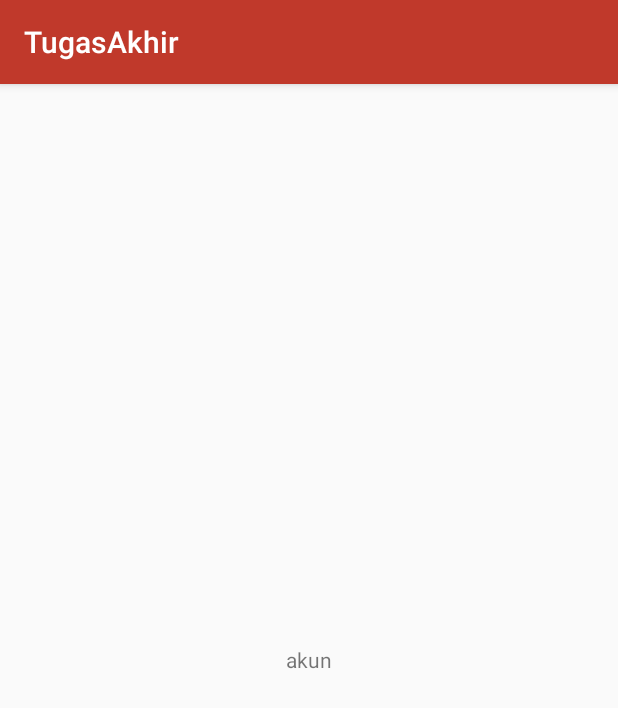
After one commit to alpine12/Tugas-Akhir, an Android app: the fragment AkunFragment shown on its own in the app's theme, on a phone screen of 412 x 824 dp. The commit adds this screen. Shown: the top 708 px of the screen. Run offline under Robolectric (Android 15) with nearby library versions, the phone set to English and light mode, and no system bars.

```diff
--- a/app/build.gradle
+++ b/app/build.gradle
@@ -30,6 +30,7 @@ dependencies {
     implementation 'androidx.constraintlayout:constraintlayout:1.1.3'
     implementation 'com.google.firebase:firebase-messaging:17.3.4'
     implementation 'com.google.firebase:firebase-core:16.0.8'
+    implementation 'androidx.legacy:legacy-support-v4:1.0.0'
     testImplementation 'junit:junit:4.12'
     androidTestImplementation 'androidx.test:runner:1.2.0'
     androidTestImplementation 'androidx.test.espresso:espresso-core:3.2.0'
@@ -53,7 +54,6 @@ dependencies {
     implementation 'q.rorbin:badgeview:1.1.3'
 
 
-
 }
 
 apply plugin: 'com.google.gms.google-services'  // Google Play services Gradle plugin
--- /dev/null
+++ b/app/src/main/java/id/BentengBuahNaga/App/activity/fragment/AkunFragment.java
@@ -0,0 +1,31 @@
+package id.BentengBuahNaga.App.activity.fragment;
+
+
+import android.os.Bundle;
+import android.view.LayoutInflater;
+import android.view.View;
+import android.view.ViewGroup;
+
+import androidx.fragment.app.Fragment;
+
+import id.BentengBuahNaga.App.R;
+
+/**
+ * A simple {@link Fragment} subclass.
+ */
+public class AkunFragment extends Fragment {
+
+
+    public AkunFragment() {
+        // Required empty public constructor
+    }
+
+
+    @Override
+    public View onCreateView(LayoutInflater inflater, ViewGroup container, Bundle savedInstanceState) {
+        // Inflate the layout for this fragment
+        View view = inflater.inflate(R.layout.fragment_akun, container, false);
+        return view;
+    }
+
+}
--- /dev/null
+++ b/app/src/main/java/id/BentengBuahNaga/App/activity/model/BerandaModel.java
@@ -0,0 +1,6 @@
+package id.BentengBuahNaga.App.activity.model;
+
+import id.BentengBuahNaga.App.activity.contract.BerandaContract;
+
+public class BerandaModel implements BerandaContract.Model {
+}
--- /dev/null
+++ b/app/src/main/res/drawable/custom_color.xml
@@ -0,0 +1,5 @@
+<?xml version="1.0" encoding="utf-8"?>
+<selector xmlns:android="http://schemas.android.com/apk/res/android">
+    <item android:color="@color/black" android:state_checked="true" />
+    <item android:color="@color/white" android:state_checked="false"/>
+</selector>
--- /dev/null
+++ b/app/src/main/res/layout/fragment_akun.xml
@@ -0,0 +1,22 @@
+<?xml version="1.0" encoding="utf-8"?>
+<FrameLayout xmlns:android="http://schemas.android.com/apk/res/android"
+    xmlns:tools="http://schemas.android.com/tools"
+    android:layout_width="match_parent"
+    android:layout_height="match_parent"
+    tools:context=".activity.fragment.AkunFragment">
+
+    <!-- TODO: Update blank fragment layout -->
+    <LinearLayout
+        android:layout_width="match_parent"
+        android:layout_height="match_parent">
+
+        <TextView
+            android:textAlignment="center"
+            android:gravity="center_vertical"
+            android:layout_width="match_parent"
+            android:layout_height="match_parent"
+            android:text="akun" />
+
+    </LinearLayout>
+
+</FrameLayout>
--- a/app/src/main/res/menu/bottomnavex.xml
+++ b/app/src/main/res/menu/bottomnavex.xml
@@ -4,7 +4,8 @@
     <item
         android:id="@+id/beranda"
         android:title="Beranda"
-        android:icon="@drawable/ic_beranda"/>
+        android:icon="@drawable/ic_beranda"
+        android:iconTint="@color/black"/>
 
     <item
         android:id="@+id/menu"
--- a/app/src/main/res/values/colors.xml
+++ b/app/src/main/res/values/colors.xml
@@ -7,6 +7,8 @@
     <color name="black">#000000</color>
     <color name="white">#ffffff</color>
     <color name="pomegranate">#c0392b</color>
+    <color name="alizarin">#e74c3c</color>
+    <color name="customcolor">@drawable/custom_color</color>
 
 
 
--- a/app/src/main/res/values/strings.xml
+++ b/app/src/main/res/values/strings.xml
@@ -1,4 +1,7 @@
 <resources>
     <string name="app_name">TugasAkhir</string>
     <string name="padingLayout">16dp</string>
+
+    <!-- TODO: Remove or change this placeholder text -->
+    <string name="hello_blank_fragment">Hello blank fragment</string>
 </resources>
--- a/app/src/main/res/values/styles.xml
+++ b/app/src/main/res/values/styles.xml
@@ -3,8 +3,8 @@
     <!-- Base application theme. -->
     <style name="AppTheme" parent="Theme.AppCompat.Light.DarkActionBar">
         <!-- Customize your theme here. -->
-        <item name="colorPrimary">@color/colorPrimary</item>
-        <item name="colorPrimaryDark">@color/colorPrimaryDark</item>
+        <item name="colorPrimary">@color/pomegranate</item>
+        <item name="colorPrimaryDark">@color/alizarin</item>
         <item name="colorAccent">@color/colorAccent</item>
     </style>
 
```
Also changed, not shown: app/src/main/java/id/BentengBuahNaga/App/activity/BerandaActivity.java (+72 -1 lines), app/src/main/java/id/BentengBuahNaga/App/activity/contract/BerandaContract.java (added, +12 -0 lines), app/src/main/java/id/BentengBuahNaga/App/activity/fragment/BerandaFragment.java (added, +31 -0 lines), app/src/main/java/id/BentengBuahNaga/App/activity/fragment/CartFragment.java (added, +31 -0 lines), app/src/main/java/id/BentengBuahNaga/App/activity/fragment/MenuFragment.java (added, +32 -0 lines), app/src/main/java/id/BentengBuahNaga/App/activity/presenter/BerandaPresenter.java (added, +13 -0 lines), app/src/main/java/id/BentengBuahNaga/App/activity/viewpager_adapter/SectionPageAdapter.java (added, +33 -0 lines), app/src/main/res/layout/activity_beranda.xml (+8 -1 lines), app/src/main/res/layout/fragment_beranda.xml (added, +22 -0 lines), app/src/main/res/layout/fragment_cart.xml (added, +22 -0 lines), app/src/main/res/layout/fragment_menu.xml (added, +22 -0 lines).
